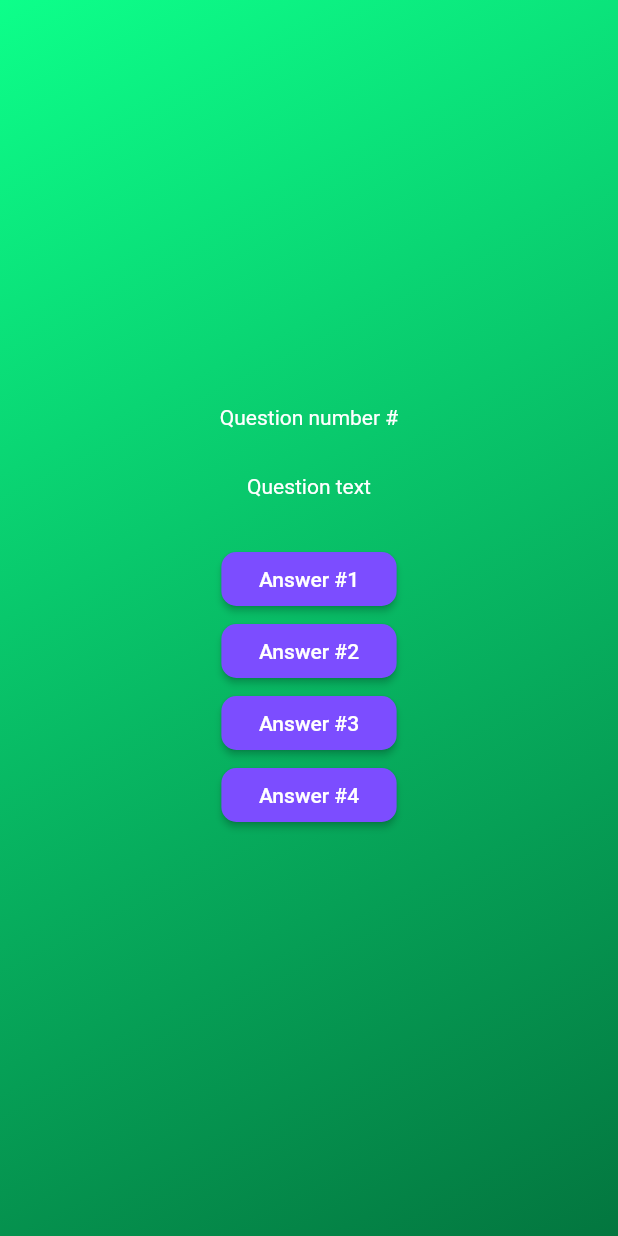
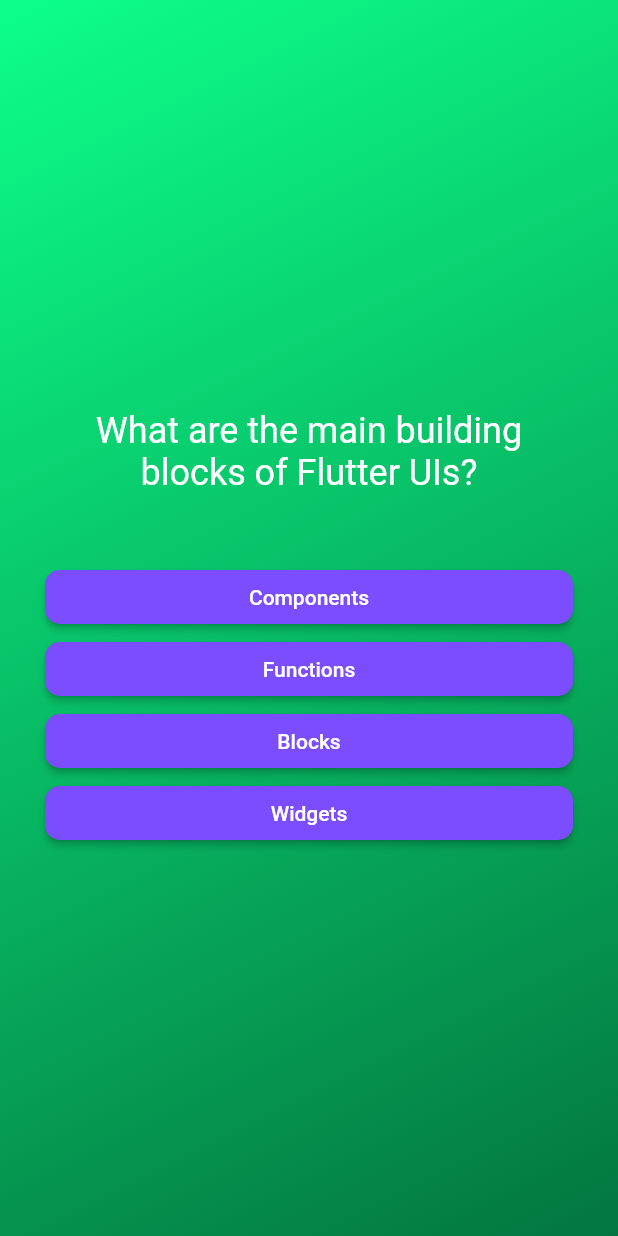
Before and after one commit to iorioluca97/quizz_app, a Flutter app: the screen it shows after launch, after a tap on "Start!", on a phone screen of 412 x 824 dp. Run offline on Flutter 3.47's test engine with Material 2 defaults, Android fonts, the phone set to English and light mode, and no system bars.

Commit message:
refactored answer buttons and made them dynamically, added log messages, used .map() method on a list, and the 3 dots notation to add a nested list into a main list (map result list into column children list). Next steps are indexing the quesions as state!

```diff
--- a/lib/customs/AnswersButtonStyled.dart
+++ b/lib/customs/AnswersButtonStyled.dart
@@ -1,3 +1,4 @@
+import 'dart:developer';
 import 'package:flutter/material.dart';
 
 class AnswersButtonStyled extends StatelessWidget {
@@ -15,6 +16,7 @@ class AnswersButtonStyled extends StatelessWidget {
     return ElevatedButton(
       onPressed: () {
         onTap;
+        log('item picked: $answerText');
       },
       style: ElevatedButton.styleFrom(
           padding: const EdgeInsets.symmetric(vertical: 10, horizontal: 25),
--- a/lib/models/questions_model.dart
+++ b/lib/models/questions_model.dart
@@ -5,4 +5,19 @@ class QuestionsModel {
 
   final String text;
   final List<String> answer;
+
+/*
+Dato che shuffle modifica anche i valori in memoria
+e quindi le nostre risposte salvate, serve creare una copia
+della lista e quest'ultima venga randomizzata e proposta
+all'utente mentre in memoria rimane salvata la lista
+che ha sempre la prima risposta corretta e le altre errate.
+Creando questo metodo si può utilizzarlo in questions_screen.
+*/
+  List<String> getShuffledAnswer() {
+    final shuffledList = List.of(answer);
+    shuffledList.shuffle();
+
+    return shuffledList;
+  }
 }
--- a/lib/questions_screen.dart
+++ b/lib/questions_screen.dart
@@ -1,5 +1,7 @@
 import 'package:flutter/material.dart';
 import 'customs/AnswersButtonStyled.dart';
+import 'models/questions_data.dart';
+import 'dart:developer';
 
 class QuestionsScreen extends StatefulWidget {
   const QuestionsScreen({super.key});
@@ -11,19 +13,38 @@ class QuestionsScreen extends StatefulWidget {
 class _QuestionsScreenState extends State<QuestionsScreen> {
   @override
   Widget build(BuildContext context) {
-    return SizedBox(
+    final currentQuestion = questions[0];
+    return Container(
+      margin: const EdgeInsets.all(30),
       width: double.infinity, // use as much width as you can
       child: Column(
         mainAxisAlignment: MainAxisAlignment.center,
+        crossAxisAlignment: CrossAxisAlignment.stretch,
         children: [
-          Text("Question number #", style: TextStyle(color: Colors.white)),
+          Padding(
+            padding: const EdgeInsets.all(15),
+            child: Text(currentQuestion.text,
+                textAlign: TextAlign.center,
+                style: const TextStyle(
+                  color: Colors.white,
+                  fontSize: 24,
+                )),
+          ),
           const SizedBox(height: 30),
-          Text("Question text", style: TextStyle(color: Colors.white)),
-          const SizedBox(height: 30),
-          AnswersButtonStyled(answerText: "Answer #1", onTap: () {}),
-          AnswersButtonStyled(answerText: "Answer #2", onTap: () {}),
-          AnswersButtonStyled(answerText: "Answer #3", onTap: () {}),
-          AnswersButtonStyled(answerText: "Answer #4", onTap: () {}),
+          /* dato che si verrebbe a creare una lista (quella di column)
+          che all'interno conterrebbe un'altra lista (quella di map)
+          si utilizzano i 3 punti (...) che permettono
+          di aggiungere gli elementi della seconda lista,
+          quella nested per intenderci, nella prima
+          come una sorta di append alla prima lista. */
+          ...currentQuestion.getShuffledAnswer().map(
+            (answer) {
+              return AnswersButtonStyled(
+                answerText: answer,
+                onTap: () {},
+              );
+            },
+          )
         ],
       ),
     );
--- a/lib/start_screen.dart
+++ b/lib/start_screen.dart
@@ -1,3 +1,5 @@
+import 'dart:developer';
+
 import 'package:flutter/material.dart';
 import 'quizz.dart';
 
@@ -47,6 +49,7 @@ class StartScreen extends StatelessWidget {
           OutlinedButton.icon(
             onPressed: () {
               switchScreenFunction();
+              log('switchScreenFunction()');
             },
             style: OutlinedButton.styleFrom(
               primary: Colors.black,
```
